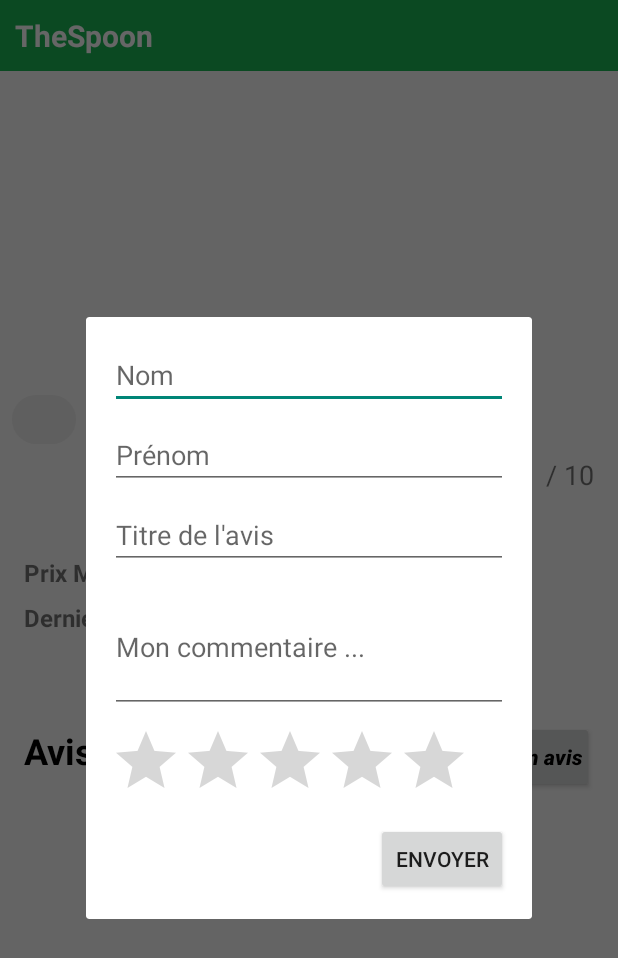
After one commit to RP1102/TheSpoon, an Android app: the fragment AddReviewModalFragment placed in its activity, on a phone screen of 412 x 824 dp. The commit adds this screen. Shown: the top 958 px of the screen. Run offline under Robolectric (Android 15) with nearby library versions, the phone set to English and light mode, and no system bars.

Commit message:
-- Comment Modal --   + Layout ok

```diff
--- a/app/src/main/java/com/example/thespoon/AdapterRestaurant.java
+++ b/app/src/main/java/com/example/thespoon/AdapterRestaurant.java
@@ -43,7 +43,7 @@ public class AdapterRestaurant extends RecyclerView.Adapter<AdapterRestaurant.Vi
         Restaurant restaurant = restaurants.get(position);
 
         holder.nameTextView.setText(restaurant.getName());
-        Drawable imageDrawable = holder.itemView.getContext().getResources().getDrawable(R.drawable.restaurant);
+        Drawable imageDrawable = holder.itemView.getContext().getResources().getDrawable(R.drawable.test_image);
         holder.imageImageView.setImageDrawable(imageDrawable);
         holder.addressTextView.setText(restaurant.getAddress());
         holder.lastCommentTextView.setText('"' + restaurant.getCommentList().get(restaurant.getCommentList().size() - 1).getText() + '"');
--- /dev/null
+++ b/app/src/main/java/com/example/thespoon/Fragment/AddReviewModalFragment.java
@@ -0,0 +1,38 @@
+package com.example.thespoon.Fragment;
+
+import android.os.Bundle;
+
+import androidx.annotation.NonNull;
+import androidx.annotation.Nullable;
+import androidx.fragment.app.DialogFragment;
+import android.view.LayoutInflater;
+import android.view.View;
+import android.view.ViewGroup;
+import android.view.WindowManager;
+
+import com.example.thespoon.R;
+
+public class AddReviewModalFragment extends DialogFragment {
+
+    @Nullable
+    @Override
+    public View onCreateView(@NonNull LayoutInflater inflater, @Nullable ViewGroup container, @Nullable Bundle savedInstanceState) {
+        return inflater.inflate(R.layout.fragment_add_review_modal, container, false);
+    }
+
+    @Override
+    public void onViewCreated(@NonNull View view, @Nullable Bundle savedInstanceState) {
+        super.onViewCreated(view, savedInstanceState);
+    }
+
+    @Override
+    public void onResume() {
+        super.onResume();
+        if (getDialog() != null && getDialog().getWindow() != null) {
+            WindowManager.LayoutParams params = getDialog().getWindow().getAttributes();
+            params.width = (int) (getResources().getDisplayMetrics().widthPixels * 0.8);
+            params.height = WindowManager.LayoutParams.WRAP_CONTENT;
+            getDialog().getWindow().setAttributes(params);
+        }
+    }
+}
--- a/app/src/main/java/com/example/thespoon/MainActivity.java
+++ b/app/src/main/java/com/example/thespoon/MainActivity.java
@@ -12,7 +12,6 @@ import com.example.thespoon.Entity.Restaurant;
 
 import android.content.Intent;
 import android.os.Bundle;
-
 import java.text.ParseException;
 import java.text.SimpleDateFormat;
 import java.util.ArrayList;
--- a/app/src/main/res/layout/detail_restaurant.xml
+++ b/app/src/main/res/layout/detail_restaurant.xml
@@ -20,7 +20,7 @@
 
         <include layout="@layout/common_main_information" android:id="@+id/restaurant_main_info" />
 
-            <!-- Titre "Avis" avec le bouton "Laisser un avis" sur la même ligne -->
+            <!-- Titre "Avis" + Bouton "AJouter avis" -->
             <LinearLayout
                 android:layout_width="match_parent"
                 android:layout_height="wrap_content"
@@ -50,6 +50,13 @@
 
             </LinearLayout>
 
+            <!-- Fragment add review-->
+            <FrameLayout
+                android:id="@+id/fragment_add_review_modal"
+                android:layout_width="match_parent"
+                android:layout_height="match_parent" />
+
+
             <!-- RecyclerView pour afficher les commentaires -->
             <androidx.recyclerview.widget.RecyclerView
                 android:id="@+id/list_comments"
--- /dev/null
+++ b/app/src/main/res/layout/fragment_add_review_modal.xml
@@ -0,0 +1,69 @@
+<?xml version="1.0" encoding="utf-8"?>
+<FrameLayout xmlns:android="http://schemas.android.com/apk/res/android"
+    xmlns:tools="http://schemas.android.com/tools"
+    android:layout_width="match_parent"
+    android:layout_height="match_parent"
+    tools:context=".Fragment.AddReviewModalFragment">
+
+    <LinearLayout
+        android:layout_width="match_parent"
+        android:layout_height="wrap_content"
+        android:orientation="vertical"
+        android:padding="16dp">
+
+        <EditText
+            android:id="@+id/editTextNom"
+            android:layout_width="match_parent"
+            android:layout_height="wrap_content"
+            android:hint="Nom"
+            android:layout_marginBottom="8dp"/>
+
+        <EditText
+            android:id="@+id/editTextPrenom"
+            android:layout_width="match_parent"
+            android:layout_height="wrap_content"
+            android:hint="Prénom"
+            android:layout_marginBottom="8dp"/>
+
+        <EditText
+            android:id="@+id/editTextTitre"
+            android:layout_width="match_parent"
+            android:layout_height="wrap_content"
+            android:hint="Titre de l'avis"
+            android:layout_marginBottom="8dp"/>
+
+        <EditText
+            android:id="@+id/editTextCommentaire"
+            android:layout_width="match_parent"
+            android:layout_height="wrap_content"
+            android:hint="Mon commentaire ..."
+            android:inputType="textMultiLine"
+            android:lines="3"
+            android:layout_marginBottom="8dp"/>
+
+        <RatingBar
+            android:id="@+id/ratingBar"
+            android:layout_width="wrap_content"
+            android:layout_height="wrap_content"
+            android:numStars="5"
+            android:rating="0"
+            android:stepSize="1"
+            android:layout_marginBottom="8dp"/>
+
+        <LinearLayout
+            android:layout_width="match_parent"
+            android:layout_height="wrap_content"
+            android:orientation="horizontal"
+            android:gravity="end">
+
+            <Button
+                android:id="@+id/buttonSendReview"
+                android:layout_width="wrap_content"
+                android:layout_height="wrap_content"
+                android:text="Envoyer" />
+
+        </LinearLayout>
+
+    </LinearLayout>
+
+</FrameLayout>
```
Also changed, not shown: app/src/main/java/com/example/thespoon/DetailsRestaurantActivity.java (+11 -2 lines), app/src/main/java/com/example/thespoon/Services/CommentService.java (added, +57 -0 lines), app/src/main/res/drawable/test_image.jpg (added).
